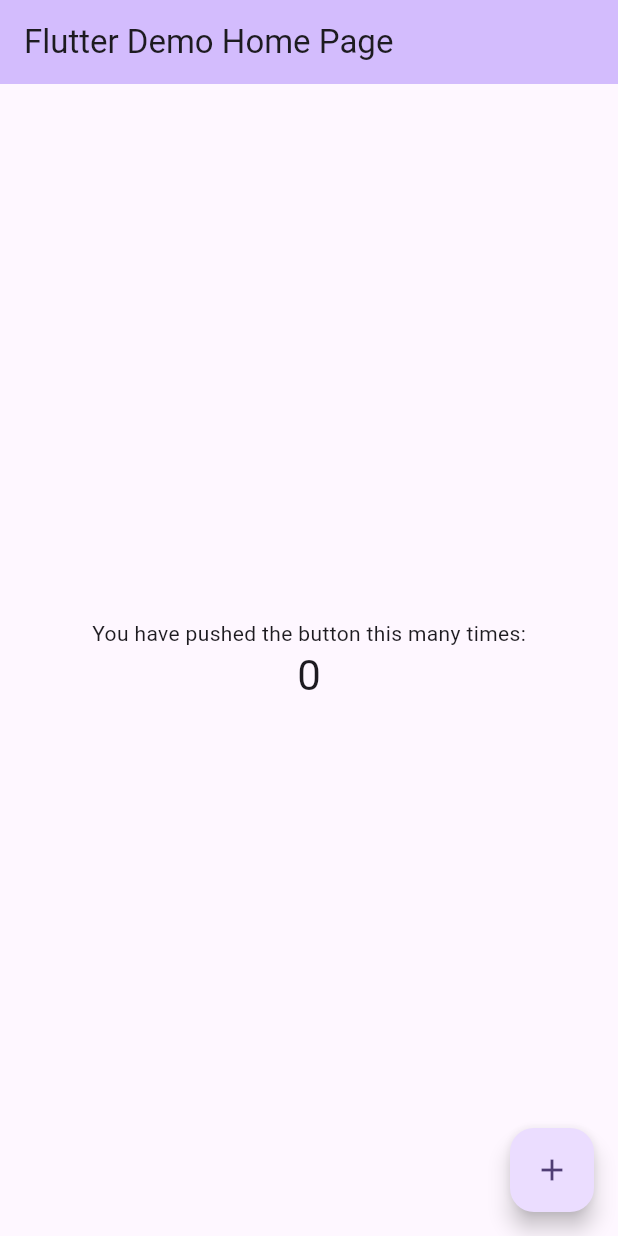
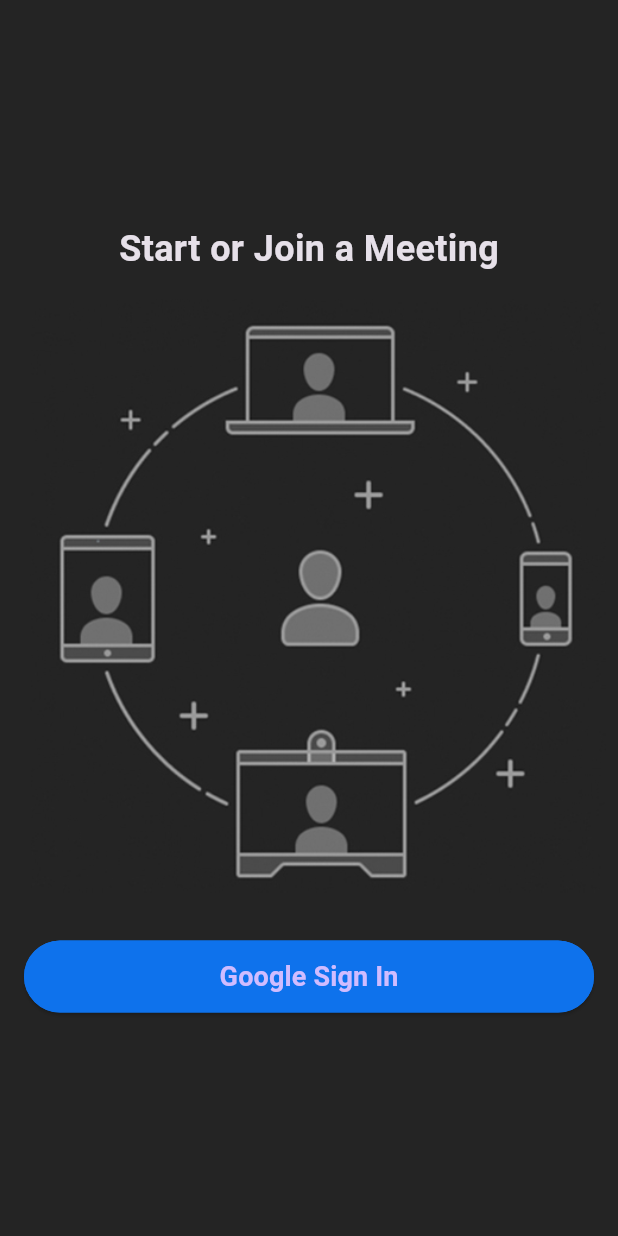
Before and after one commit to stimit1404k/Mobile-App-Projects, a Flutter app: the screen it shows after launch, on a phone screen of 412 x 824 dp. Run offline on Flutter 3.47's test engine with Material 3 defaults, Android fonts, the phone set to English and light mode, and no system bars; our stand-ins replace cloud_firestore, firebase_auth, firebase_core, google_sign_in; accounts and stored records are empty.

Commit message:
iOS and Android Firebase connected

```diff
--- a/zoom_clone_firebase/lib/main.dart
+++ b/zoom_clone_firebase/lib/main.dart
@@ -1,122 +1,33 @@
+import 'package:firebase_core/firebase_core.dart';
 import 'package:flutter/material.dart';
+import 'package:zoom_clone_firebase/firebase_options.dart';
+import 'package:zoom_clone_firebase/screens/home_screen.dart';
+import 'package:zoom_clone_firebase/screens/login_screen.dart';
+import 'package:zoom_clone_firebase/utils/colors.dart';
 
-void main() {
+void main() async {
+  WidgetsFlutterBinding.ensureInitialized();
+  await Firebase.initializeApp(options: DefaultFirebaseOptions.currentPlatform);
   runApp(const MyApp());
 }
 
 class MyApp extends StatelessWidget {
   const MyApp({super.key});
 
-  // This widget is the root of your application.
   @override
   Widget build(BuildContext context) {
     return MaterialApp(
-      title: 'Flutter Demo',
-      theme: ThemeData(
-        // This is the theme of your application.
-        //
-        // TRY THIS: Try running your application with "flutter run". You'll see
-        // the application has a purple toolbar. Then, without quitting the app,
-        // try changing the seedColor in the colorScheme below to Colors.green
-        // and then invoke "hot reload" (save your changes or press the "hot
-        // reload" button in a Flutter-supported IDE, or press "r" if you used
-        // the command line to start the app).
-        //
-        // Notice that the counter didn't reset back to zero; the application
-        // state is not lost during the reload. To reset the state, use hot
-        // restart instead.
-        //
-        // This works for code too, not just values: Most code changes can be
-        // tested with just a hot reload.
-        colorScheme: .fromSeed(seedColor: Colors.deepPurple),
+      title: 'Zoom Clone With Firebase - PookieeStimit',
+      theme: ThemeData.dark().copyWith(
+        scaffoldBackgroundColor: backgroundColor,
       ),
-      home: const MyHomePage(title: 'Flutter Demo Home Page'),
+      debugShowCheckedModeBanner: false,
+      routes: {
+        '/login': (context) => LoginScreen(),
+        '/home': (context) => HomeScreen(),
+      },
+
+      home: const LoginScreen(),
     );
   }
 }
-
-class MyHomePage extends StatefulWidget {
-  const MyHomePage({super.key, required this.title});
-
-  // This widget is the home page of your application. It is stateful, meaning
-  // that it has a State object (defined below) that contains fields that affect
-  // how it looks.
-
-  // This class is the configuration for the state. It holds the values (in this
-  // case the title) provided by the parent (in this case the App widget) and
-  // used by the build method of the State. Fields in a Widget subclass are
-  // always marked "final".
-
-  final String title;
-
-  @override
-  State<MyHomePage> createState() => _MyHomePageState();
-}
-
-class _MyHomePageState extends State<MyHomePage> {
-  int _counter = 0;
-
-  void _incrementCounter() {
-    setState(() {
-      // This call to setState tells the Flutter framework that something has
-      // changed in this State, which causes it to rerun the build method below
-      // so that the display can reflect the updated values. If we changed
-      // _counter without calling setState(), then the build method would not be
-      // called again, and so nothing would appear to happen.
-      _counter++;
-    });
-  }
-
-  @override
-  Widget build(BuildContext context) {
-    // This method is rerun every time setState is called, for instance as done
-    // by the _incrementCounter method above.
-    //
-    // The Flutter framework has been optimized to make rerunning build methods
-    // fast, so that you can just rebuild anything that needs updating rather
-    // than having to individually change instances of widgets.
-    return Scaffold(
-      appBar: AppBar(
-        // TRY THIS: Try changing the color here to a specific color (to
-        // Colors.amber, perhaps?) and trigger a hot reload to see the AppBar
-        // change color while the other colors stay the same.
-        backgroundColor: Theme.of(context).colorScheme.inversePrimary,
-        // Here we take the value from the MyHomePage object that was created by
-        // the App.build method, and use it to set our appbar title.
-        title: Text(widget.title),
-      ),
-      body: Center(
-        // Center is a layout widget. It takes a single child and positions it
-        // in the middle of the parent.
-        child: Column(
-          // Column is also a layout widget. It takes a list of children and
-          // arranges them vertically. By default, it sizes itself to fit its
-          // children horizontally, and tries to be as tall as its parent.
-          //
-          // Column has various properties to control how it sizes itself and
-          // how it positions its children. Here we use mainAxisAlignment to
-          // center the children vertically; the main axis here is the vertical
-          // axis because Columns are vertical (the cross axis would be
-          // horizontal).
-          //
-          // TRY THIS: Invoke "debug painting" (choose the "Toggle Debug Paint"
-          // action in the IDE, or press "p" in the console), to see the
-          // wireframe for each widget.
-          mainAxisAlignment: .center,
-          children: [
-            const Text('You have pushed the button this many times:'),
-            Text(
-              '$_counter',
-              style: Theme.of(context).textTheme.headlineMedium,
-            ),
-          ],
-        ),
-      ),
-      floatingActionButton: FloatingActionButton(
-        onPressed: _incrementCounter,
-        tooltip: 'Increment',
-        child: const Icon(Icons.add),
-      ),
-    );
-  }
-}
--- /dev/null
+++ b/zoom_clone_firebase/lib/screens/login_screen.dart
@@ -0,0 +1,43 @@
+import 'package:flutter/material.dart';
+import 'package:zoom_clone_firebase/resources/auth_methods.dart';
+import 'package:zoom_clone_firebase/widgets/custom_button.dart';
+
+class LoginScreen extends StatefulWidget {
+  const LoginScreen({super.key});
+
+  @override
+  State<LoginScreen> createState() => _LoginScreenState();
+}
+
+class _LoginScreenState extends State<LoginScreen> {
+  final AuthMethods _authMethods = AuthMethods();
+  @override
+  Widget build(BuildContext context) {
+    return Scaffold(
+      body: Column(
+        mainAxisAlignment: MainAxisAlignment.center,
+        children: [
+          Text(
+            'Start or Join a Meeting',
+            style: TextStyle(fontSize: 24, fontWeight: FontWeight.bold),
+          ),
+
+          Padding(
+            padding: const EdgeInsets.fromLTRB(8, 16, 8, 32),
+            child: Image.asset('assets/images/onBoarding.jpg'),
+          ),
+
+          CustomButton(
+            text: 'Google Sign In',
+            onPressed: () async {
+              bool result = await _authMethods.signInWithGoogle(context);
+              if (result) {
+                Navigator.pushNamed(context, '/home');
+              }
+            },
+          ),
+        ],
+      ),
+    );
+  }
+}
--- /dev/null
+++ b/zoom_clone_firebase/lib/utils/colors.dart
@@ -0,0 +1,6 @@
+import 'package:flutter/material.dart';
+
+const backgroundColor = Color.fromRGBO(36, 36, 36, 1);
+const buttonColor = Color.fromRGBO(14, 114, 236, 1);
+const footerColor = Color.fromRGBO(26, 26, 26, 1);
+const secondaryBackgroundColor = Color.fromRGBO(46, 46, 46, 1);
--- /dev/null
+++ b/zoom_clone_firebase/lib/utils/utils.dart
@@ -0,0 +1,10 @@
+import 'package:flutter/material.dart';
+
+ScaffoldFeatureController<SnackBar, SnackBarClosedReason> showSnackBar(
+  BuildContext context,
+  String text,
+) {
+  return ScaffoldMessenger.of(
+    context,
+  ).showSnackBar(SnackBar(content: Text(text)));
+}
--- /dev/null
+++ b/zoom_clone_firebase/lib/widgets/custom_button.dart
@@ -0,0 +1,27 @@
+import 'package:flutter/material.dart';
+import 'package:zoom_clone_firebase/utils/colors.dart';
+
+class CustomButton extends StatelessWidget {
+  final String text;
+  final VoidCallback onPressed;
+  const CustomButton({super.key, required this.text, required this.onPressed});
+
+  @override
+  Widget build(BuildContext context) {
+    return Padding(
+      padding: const EdgeInsets.symmetric(vertical: 0, horizontal: 16),
+      child: ElevatedButton(
+        onPressed: onPressed,
+        style: ElevatedButton.styleFrom(
+          backgroundColor: buttonColor,
+          minimumSize: const Size(double.infinity, 48),
+          side: const BorderSide(color: buttonColor),
+        ),
+        child: Text(
+          text,
+          style: TextStyle(fontSize: 18, fontWeight: FontWeight.bold),
+        ),
+      ),
+    );
+  }
+}
```
Also changed, not shown: zoom_clone_firebase/lib/resources/auth_methods.dart (added, +76 -0 lines), zoom_clone_firebase/lib/screens/home_screen.dart (added, +15 -0 lines), zoom_clone_firebase/pubspec.yaml (+9 -62 lines), zoom_clone_firebase/assets/images/onBoarding.jpg (added), zoom_clone_firebase/firebase.json (added), zoom_clone_firebase/lib/firebase_options.dart (added), zoom_clone_firebase/pubspec.lock, 73 other files.
